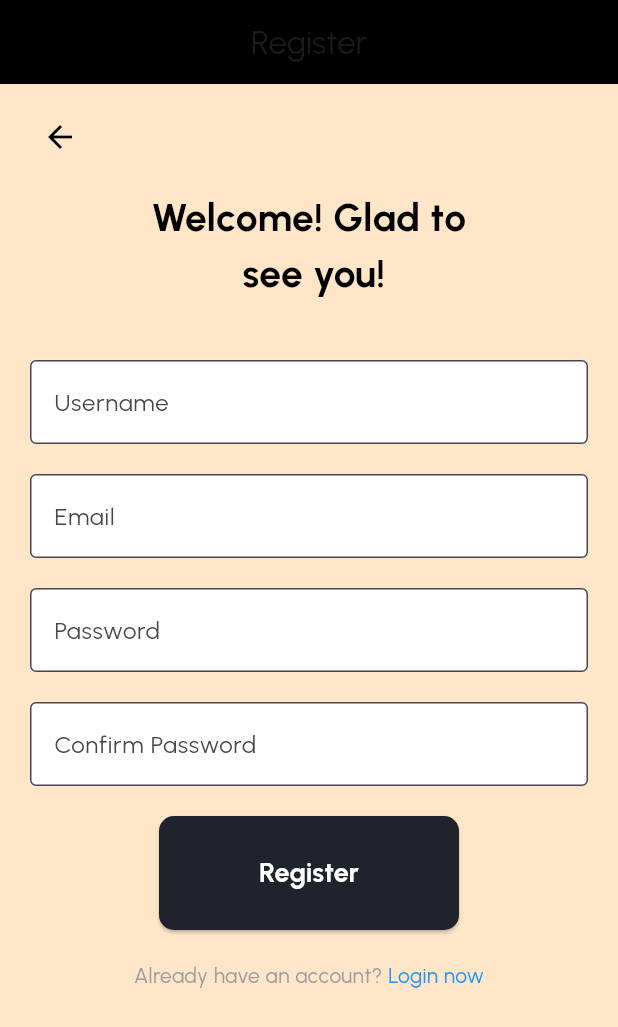
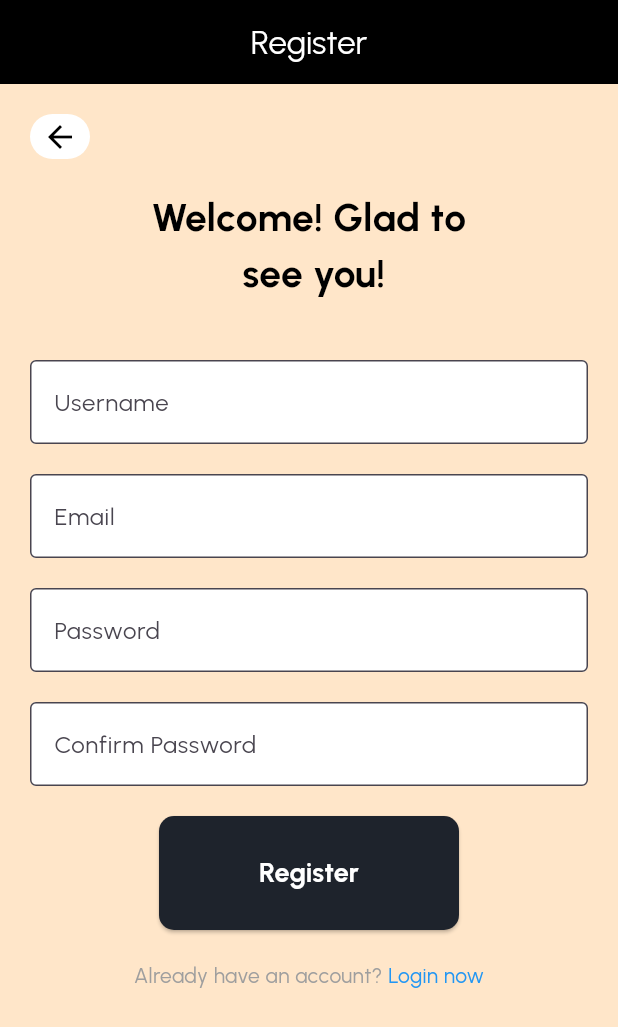
Before and after one commit to Mustafa-Ashfaq81/ProjectFLow, a Flutter app: the RegisterPage screen opened by its route, on a phone screen of 412 x 824 dp. Shown: the top 1027 px of the screen. Run offline on Flutter 3.47's test engine with Material 3 defaults, Android fonts, the phone set to English and light mode, and no system bars; our stand-ins replace animated_splash_screen, cloud_firestore, firebase_auth, firebase_core, firebase_storage, flutter_dotenv and 4 more; accounts and stored records are empty; network calls fail.

Commit message:
fixed some inconsistencies

```diff
--- a/my_app/lib/auth/views/register.dart
+++ b/my_app/lib/auth/views/register.dart
@@ -40,7 +40,14 @@ class _RegisterPageState extends State<RegisterPage> {
   Widget build(BuildContext context) {
     return Scaffold(
       appBar: AppBar(
-        title: const Center(child: Text('Register')),
+        title: const Center(child:
+            Text('Register',
+            textAlign: TextAlign.center, // Align text within the Text widget
+            style: TextStyle(
+              color: Colors.white, // Set text color to white
+            ),
+          )
+        ),
         automaticallyImplyLeading: false,
         backgroundColor: Colors.black,
       ),
@@ -62,7 +69,10 @@ class _RegisterPageState extends State<RegisterPage> {
                       child: Container(
                         width: 40,
                         height: 30,
-                        // decoration: BoxDecoration(), // You can add decoration if needed
+                        decoration: BoxDecoration(
+                          color: Colors.white,
+                          borderRadius: BorderRadius.circular(20),
+                        ),
                         child:
                             const Icon(Icons.arrow_back, color: Colors.black),
                       ),
--- a/my_app/lib/views/home.dart
+++ b/my_app/lib/views/home.dart
@@ -45,9 +45,7 @@ class _HomePageState extends State<HomePage> {
   @override
   void initState() {
     super.initState();
-    print("init-state-sync");
     username = widget.username;
-
     atload();
   }
 
```
Also changed, not shown: my_app/lib/auth/views/login.dart (+6 -11 lines), 1 other file.
